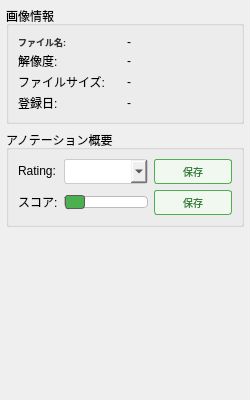
The window that src/lorairo/gui/designer/SelectedImageDetailsWidget.ui (NEXTAltair/LoRAIro) describes before a commit, drawn with Qt 5.
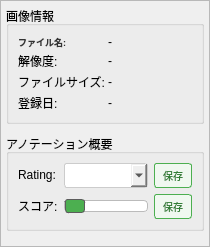
The same window after the commit. Custom widgets are drawn as their Qt base class.

Commit message: feat: add resizable layout with QSplitter and QScrollArea for details panel

Patch:
```diff
--- a/src/lorairo/gui/designer/SelectedImageDetailsWidget.ui
+++ b/src/lorairo/gui/designer/SelectedImageDetailsWidget.ui
@@ -1,33 +1,35 @@
 <?xml version='1.0' encoding='utf-8'?>
 <ui version="4.0">
  <class>SelectedImageDetailsWidget</class>
- <widget class="QWidget" name="SelectedImageDetailsWidget">
-  <property name="geometry">
-   <rect>
-    <x>0</x>
-    <y>0</y>
-    <width>250</width>
-    <height>400</height>
-   </rect>
-  </property>
+ <widget class="QScrollArea" name="SelectedImageDetailsWidget">
   <property name="windowTitle">
    <string>Selected Image Details</string>
   </property>
+  <property name="verticalScrollBarPolicy">
+   <enum>Qt::ScrollBarPolicy::ScrollBarAsNeeded</enum>
+  </property>
+  <property name="horizontalScrollBarPolicy">
+   <enum>Qt::ScrollBarPolicy::ScrollBarAlwaysOff</enum>
+  </property>
+  <property name="widgetResizable">
+   <bool>true</bool>
+  </property>
+  <widget class="QWidget" name="scrollAreaWidgetContents">
   <layout class="QVBoxLayout" name="verticalLayoutMain">
    <property name="spacing">
-    <number>6</number>
+        <number>10</number>
    </property>
    <property name="leftMargin">
-    <number>6</number>
+        <number>5</number>
    </property>
    <property name="topMargin">
-    <number>6</number>
+        <number>5</number>
    </property>
    <property name="rightMargin">
-    <number>6</number>
+        <number>5</number>
    </property>
    <property name="bottomMargin">
-    <number>6</number>
+        <number>5</number>
    </property>
    <item>
     <widget class="QGroupBox" name="groupBoxImageInfo">
@@ -394,6 +396,7 @@
     </widget>
    </item>
   </layout>
+     </widget>
  </widget>
  <customwidgets>
   <customwidget>
```
Lines whose indentation alone changed are shown as unchanged. The commit also changes 4 other files.
